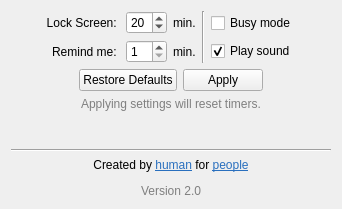
Qt form src/mainwindow.ui (warxander/EyeRescue) before a commit.
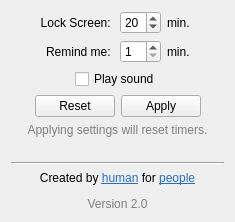
The same form after that commit.

Diff of the .ui file:
```diff
--- a/src/mainwindow.ui
+++ b/src/mainwindow.ui
@@ -6,8 +6,8 @@
    <rect>
     <x>0</x>
     <y>0</y>
-    <width>342</width>
-    <height>209</height>
+    <width>235</width>
+    <height>222</height>
    </rect>
   </property>
   <property name="windowTitle">
@@ -16,16 +16,16 @@
   <widget class="QWidget" name="centralWidget">
    <layout class="QVBoxLayout" name="verticalLayout_6">
     <item>
-     <layout class="QHBoxLayout" name="horizontalLayout_2">
+     <layout class="QHBoxLayout" name="horizontalLayout_3">
       <item>
-       <spacer name="horizontalSpacer_3">
+       <spacer name="horizontalSpacer_5">
         <property name="orientation">
          <enum>Qt::Horizontal</enum>
         </property>
         <property name="sizeHint" stdset="0">
          <size>
-          <width>32</width>
-          <height>17</height>
+          <width>40</width>
+          <height>20</height>
          </size>
         </property>
        </spacer>
@@ -34,19 +34,6 @@
        <layout class="QVBoxLayout" name="verticalLayout_5">
         <item>
          <layout class="QHBoxLayout" name="horizontalLayout">
-          <item>
-           <spacer name="horizontalSpacer_5">
-            <property name="orientation">
-             <enum>Qt::Horizontal</enum>
-            </property>
-            <property name="sizeHint" stdset="0">
-             <size>
-              <width>40</width>
-              <height>20</height>
-             </size>
-            </property>
-           </spacer>
-          </item>
           <item>
            <layout class="QVBoxLayout" name="verticalLayout">
             <item>
@@ -116,45 +103,32 @@
             </item>
            </layout>
           </item>
+         </layout>
+        </item>
+        <item>
+         <layout class="QHBoxLayout" name="horizontalLayout_2">
           <item>
-           <widget class="Line" name="line_2">
+           <spacer name="horizontalSpacer">
             <property name="orientation">
-             <enum>Qt::Vertical</enum>
+             <enum>Qt::Horizontal</enum>
+            </property>
+            <property name="sizeHint" stdset="0">
+             <size>
+              <width>40</width>
+              <height>20</height>
+             </size>
+            </property>
+           </spacer>
+          </item>
+          <item>
+           <widget class="QCheckBox" name="playSoundCheckBox">
+            <property name="text">
+             <string>Play sound</string>
             </property>
            </widget>
           </item>
           <item>
-           <layout class="QVBoxLayout" name="verticalLayout_4">
-            <item>
-             <widget class="QCheckBox" name="busyModeCheckBox">
-              <property name="enabled">
-               <bool>true</bool>
-              </property>
-              <property name="toolTip">
-               <string>Disable Lock Screen</string>
-              </property>
-              <property name="text">
-               <string>Busy mode</string>
-              </property>
-             </widget>
-            </item>
-            <item>
-             <widget class="QCheckBox" name="playSoundCheckBox">
-              <property name="enabled">
-               <bool>true</bool>
-              </property>
-              <property name="text">
-               <string>Play sound</string>
-              </property>
-              <property name="checked">
-               <bool>true</bool>
-              </property>
-             </widget>
-            </item>
-           </layout>
-          </item>
-          <item>
-           <spacer name="horizontalSpacer_6">
+           <spacer name="horizontalSpacer_2">
             <property name="orientation">
              <enum>Qt::Horizontal</enum>
             </property>
@@ -168,36 +142,36 @@
           </item>
          </layout>
         </item>
-        <item>
-         <widget class="QDialogButtonBox" name="buttonBox">
-          <property name="orientation">
-           <enum>Qt::Horizontal</enum>
-          </property>
-          <property name="standardButtons">
-           <set>QDialogButtonBox::Apply|QDialogButtonBox::RestoreDefaults</set>
-          </property>
-          <property name="centerButtons">
-           <bool>true</bool>
-          </property>
-         </widget>
-        </item>
        </layout>
       </item>
       <item>
-       <spacer name="horizontalSpacer_4">
+       <spacer name="horizontalSpacer_6">
         <property name="orientation">
          <enum>Qt::Horizontal</enum>
         </property>
         <property name="sizeHint" stdset="0">
          <size>
-          <width>32</width>
-          <height>17</height>
+          <width>40</width>
+          <height>20</height>
          </size>
         </property>
        </spacer>
       </item>
      </layout>
     </item>
+    <item>
+     <widget class="QDialogButtonBox" name="buttonBox">
+      <property name="orientation">
+       <enum>Qt::Horizontal</enum>
+      </property>
+      <property name="standardButtons">
+       <set>QDialogButtonBox::Apply|QDialogButtonBox::Reset</set>
+      </property>
+      <property name="centerButtons">
+       <bool>true</bool>
+      </property>
+     </widget>
+    </item>
     <item>
      <widget class="QLabel" name="label_5">
       <property name="styleSheet">
```
